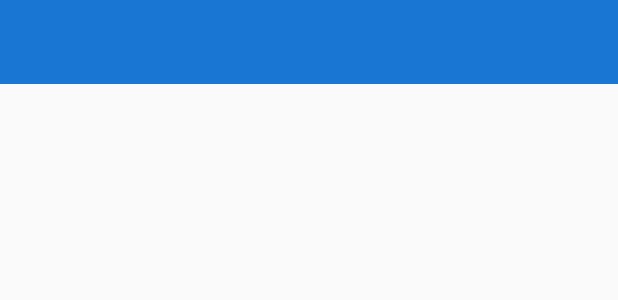
After one commit to kwizeraarnold/MobiMotors, an Android app: the layout toolbar.xml on its own in the app's theme, with its tools: preview values and no code run, on a phone screen of 412 x 824 dp. The commit adds this screen. Shown: the top 300 px of the screen. Run offline under Robolectric (Android 15) with nearby library versions, the phone set to English and light mode, and no system bars.

Commit message:
Added the original toolbar

```diff
--- a/app/src/main/java/com/mobi/mobimotors/Main2Activity.java
+++ b/app/src/main/java/com/mobi/mobimotors/Main2Activity.java
@@ -27,7 +27,8 @@ public class Main2Activity extends AppCompatActivity {
         NavController navController = Navigation.findNavController(this, R.id.nav_host_fragment);
 
         //changes the action bar title when a navigation icon is clicked
-        NavigationUI.setupActionBarWithNavController(this, navController, appBarConfiguration);
+         NavigationUI.setupActionBarWithNavController(this, navController, appBarConfiguration);
+
 
         //setup the bottom navigation to be used with the navigation controller
         NavigationUI.setupWithNavController(navView, navController);
--- a/app/src/main/res/layout/activity_search.xml
+++ b/app/src/main/res/layout/activity_search.xml
@@ -4,7 +4,6 @@
     xmlns:tools="http://schemas.android.com/tools"
     android:orientation="vertical" android:layout_width="match_parent"
     android:layout_height="match_parent">
-
     <TextView
         android:id="@+id/textView3"
         android:layout_width="0dp"
--- a/app/src/main/res/layout/fragment_discover.xml
+++ b/app/src/main/res/layout/fragment_discover.xml
@@ -4,7 +4,6 @@
     xmlns:tools="http://schemas.android.com/tools"
     android:layout_width="match_parent"
     android:layout_height="match_parent">
-
     <TextView
         android:id="@+id/text_dashboard"
         android:layout_width="match_parent"
--- /dev/null
+++ b/app/src/main/res/layout/toolbar.xml
@@ -0,0 +1,13 @@
+<?xml version="1.0" encoding="utf-8"?>
+<androidx.appcompat.widget.Toolbar
+    xmlns:android="http://schemas.android.com/apk/res/android"
+    xmlns:app="http://schemas.android.com/apk/res-auto"
+    android:layout_width="match_parent"
+    android:layout_height="wrap_content"
+    android:background="@color/colorPrimary"
+    android:minHeight="?attr/actionBarSize"
+    android:layout_alignParentTop="true"
+    app:theme="@style/ToolbarTheme"
+    app:popupTheme="@style/PopupTheme">
+
+</androidx.appcompat.widget.Toolbar>
--- a/app/src/main/res/values/strings.xml
+++ b/app/src/main/res/values/strings.xml
@@ -20,6 +20,10 @@
     <string name="no_account">no account?</string>
     <string name="sign_up">sign up today!</string>
     <string name="forgotpassword">forgot password?</string>
+    <string name="settings">Settings</string>
+    <string name="feedback">Feedback</string>
+    <string name="logout">Log Out</string>
+    <string name="privacy_policy">Privacy Policy</string>
     <string-array name="cars">
         <item>All Cars</item>
         <item>New Cars</item>
--- a/app/src/main/res/values/styles.xml
+++ b/app/src/main/res/values/styles.xml
@@ -1,11 +1,27 @@
 <resources>
 
     <!-- Base application theme. -->
-    <style name="AppTheme" parent="Theme.AppCompat.Light.NoActionBar">
+    <style name="AppTheme" parent="Theme.AppCompat.Light.DarkActionBar">
         <!-- Customize your theme here. -->
         <item name="colorPrimary">@color/colorPrimary</item>
         <item name="colorPrimaryDark">@color/colorPrimaryDark</item>
         <item name="colorAccent">@color/colorAccent</item>
+<!--        <item name="colorButtonNormal">@color/colorButtonNormal</item>-->
+<!--        <item name="colorControlActivated">@color/colorControlActivated</item>-->
+<!--        <item name="colorControlHighlight">@color/colorControlHighlight</item>-->
+    </style>
+    <style name="ToolbarTheme" parent="ThemeOverlay.AppCompat.Light">
+        <!--text color of the toolbar title-->
+        <item name="android:textColorPrimary">@android:color/white</item>
+        <!--color of the overflow menu(3 dots) and navigation drawer icon -->
+        <item name="android:textColorSecondary">@android:color/white</item>
+    </style>
+
+    <style name="PopupTheme" parent="ThemeOverlay.AppCompat.Light">
+        <!--color of the overflow menu items-->
+        <item name="android:textColorPrimary">@android:color/black</item>
+        <!--color of the background-->
+        <item name="android:background">@android:color/white</item>
     </style>
 
 </resources>
```
Also changed, not shown: app/src/main/AndroidManifest.xml (+8 -8 lines), app/src/main/java/com/mobi/mobimotors/MainActivity.java (+2 -22 lines), app/src/main/java/com/mobi/mobimotors/ui/favourate/FavouratesFragment.java (+31 -0 lines), app/src/main/res/menu/toolbar_menu.xml (added, +28 -0 lines).
